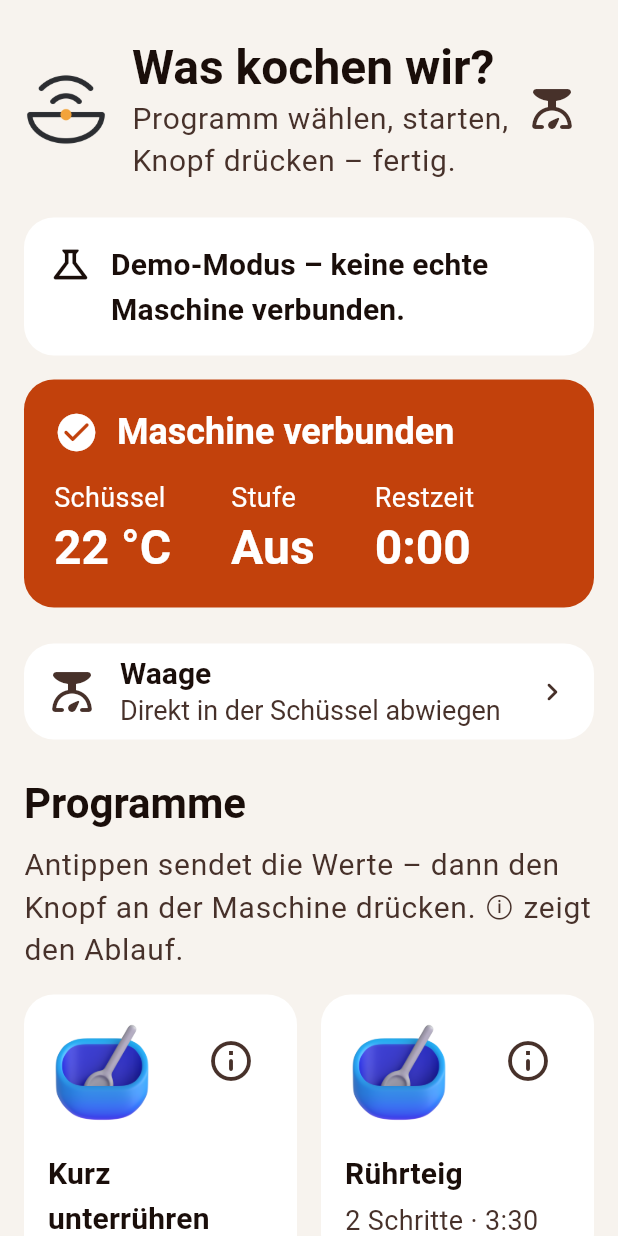
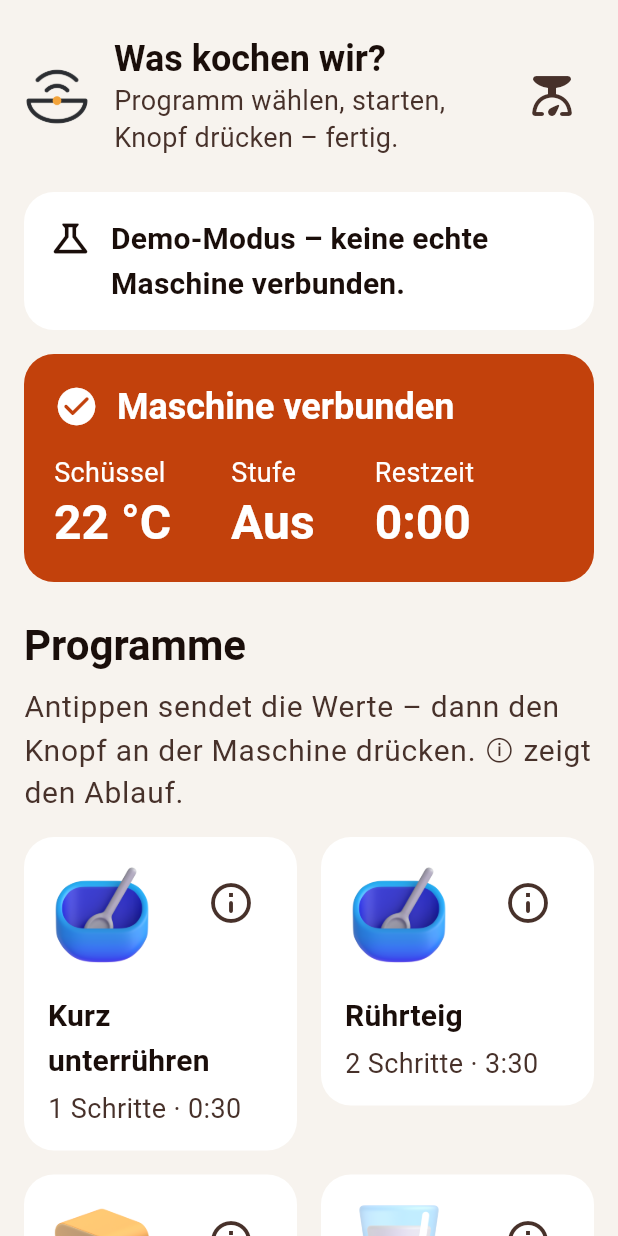
Before and after one commit to unamehere/ruehrlink_app, a Flutter app: the KochenPage screen opened directly, after a tap on "Maschine verbunden", on a phone screen of 412 x 824 dp. Run offline on Flutter 3.47's test engine with Material 3 defaults, Android fonts, the phone set to English and light mode, and no system bars; our stand-ins replace cupertino_ui, device_info_plus, flutter_image_compress, flutter_riverpod, flutter_svg, go_router and 3 more; missing offline and left inert: bonsoir, flutter_zxing, pointycastle, universal_ble; accounts and stored records are empty; generated files the repository leaves out were written again; statements that could not run were skipped.

Commit message:
fix(verbindung): ausgesteckten Rührlink erkennen (Ping auf dem Live-Kanal), Kochen-Tab aufgeräumt, Version 0.3.9
- WebSocket mit Ping alle 3 s; ohne Pong gilt die Box als weg, Status
  wird zu „nicht erreichbar“, beim Wiederverbinden neu geholt
- Kochen-Tab: Begrüßung kleiner, doppelte Waage-Zeile entfernt

Co-Authored-By: Claude Opus 5.5 <noreply@anthropic.com>

```diff
--- a/lib/core/api/bridge_providers.dart
+++ b/lib/core/api/bridge_providers.dart
@@ -60,12 +60,37 @@ final bridgeInfoProvider = FutureProvider<BridgeInfo>((ref) async {
 });
 
 /// Live-Status: erst `GET /state`, dann jede `status`-Nachricht vom WebSocket.
-final applianceStatusProvider = StreamProvider<ApplianceStatus>((ref) async* {
+/// Reißt der Live-Kanal ab (Box ausgesteckt), wird der Status zum Fehler („Rührlink nicht erreichbar“);
+/// steht er wieder, holt die App den Stand neu.
+final applianceStatusProvider = StreamProvider<ApplianceStatus>((ref) {
   final api = ref.watch(bridgeApiProvider);
-  yield await api.state();
+  final out = StreamController<ApplianceStatus>();
+  Future<void> fetch() async {
+    try {
+      final s = await api.state();
+      if (!out.isClosed) out.add(s);
+    } on BridgeException catch (e, st) {
+      if (!out.isClosed) out.addError(e, st);
+    }
+  }
+
   // Der Stream liefert bei jeder Änderung den vollständigen Status – eine
   // kurze Lücke zwischen Abfrage und Abo ist daher unkritisch.
-  await for (final e in api.events()) {
-    if (e is StatusEvent) yield e.status;
-  }
+  final sub = api.events().listen((e) {
+    switch (e) {
+      case StatusEvent(:final status):
+        out.add(status);
+      case ConnectionEvent(online: false):
+        out.addError(const BridgeException(BridgeErrorKind.unreachable));
+      case ConnectionEvent(online: true):
+        unawaited(fetch());
+      default:
+    }
+  });
+  unawaited(fetch());
+  ref.onDispose(() {
+    unawaited(sub.cancel());
+    unawaited(out.close());
+  });
+  return out.stream;
 });
--- a/lib/features/kochen/kochen_page.dart
+++ b/lib/features/kochen/kochen_page.dart
@@ -49,7 +49,6 @@ class KochenPage extends ConsumerWidget {
                 const _FirmwareHint(),
                 const _StatusLine(),
                 const SizedBox(height: Tokens.l),
-                const _ScaleEntry(),
                 const _SequencePanel(),
                 const _ProgramSection(),
                 const SizedBox(height: Tokens.l),
@@ -57,35 +56,6 @@ class KochenPage extends ConsumerWidget {
               ],
             ),
           ),
-        ),
-      ),
-    );
-  }
-}
-
-/// Waage öffnen – nur wenn das Gerät eine hat und verbunden ist.
-class _ScaleEntry extends ConsumerWidget {
-  const _ScaleEntry();
-
-  @override
-  Widget build(BuildContext context, WidgetRef ref) {
-    final l10n = context.l10n;
-    final hasScale =
-        ref.watch(bridgeInfoProvider).value?.appliance?.caps?.hasScale ?? false;
-    final connected =
-        ref.watch(applianceStatusProvider).value?.connected ?? false;
-    if (!hasScale || !connected) return const SizedBox.shrink();
-    return Padding(
-      padding: const EdgeInsets.only(bottom: Tokens.l),
-      child: Card(
-        clipBehavior: Clip.antiAlias,
-        child: ListTile(
-          minTileHeight: Tokens.bigButton,
-          leading: const Icon(Icons.scale_rounded, size: 32),
-          title: Text(l10n.scaleOpen),
-          subtitle: Text(l10n.scaleOpenDetail),
-          trailing: const Icon(Icons.chevron_right_rounded),
-          onTap: () => showScaleSheet(context),
         ),
       ),
     );
@@ -166,8 +136,8 @@ class _Greeting extends ConsumerWidget {
           dark
               ? 'assets/brand/zeichen_dunkel.png'
               : 'assets/brand/zeichen_hell.png',
-          width: 56,
-          height: 56,
+          width: 44,
+          height: 44,
           excludeFromSemantics: true,
         ),
         const SizedBox(width: Tokens.m),
@@ -177,11 +147,11 @@ class _Greeting extends ConsumerWidget {
             children: [
               Text(
                 context.l10n.kochenGreeting,
-                style: theme.textTheme.headlineMedium,
+                style: theme.textTheme.titleLarge,
               ),
               Text(
                 context.l10n.kochenGreetingSub,
-                style: theme.textTheme.bodyLarge?.copyWith(
+                style: theme.textTheme.bodyMedium?.copyWith(
                   color: theme.colorScheme.onSurfaceVariant,
                 ),
               ),
--- a/lib/version.dart
+++ b/lib/version.dart
@@ -1,4 +1,4 @@
 /// App-Version, wird angezeigt unter „Mehr“. Bei jedem Build zusammen mit
 /// `version:` in pubspec.yaml hochzählen (ein Test prüft, dass beide gleich sind).
 /// App und Firmware haben eigene Versionsnummern (siehe ruehrlink_esp/docs/updates.md).
-const appVersion = '0.3.8';
+const appVersion = '0.3.9';
--- a/pubspec.yaml
+++ b/pubspec.yaml
@@ -3,7 +3,7 @@ description: "Rührlink – die App zur Rührlink. Strikt lokal im Heim-WLAN."
 publish_to: 'none'
 
 # Später: aus der Datei VERSION abgeleitet (App-Version = Firmware-Version).
-version: 0.3.8+23
+version: 0.3.9+24
 
 environment:
   sdk: ^3.14.0
```
Also changed, not shown: lib/core/api/http_bridge_api.dart (+27 -1 lines), lib/core/models/bridge_event.dart (+7 -0 lines), 1 other file.
